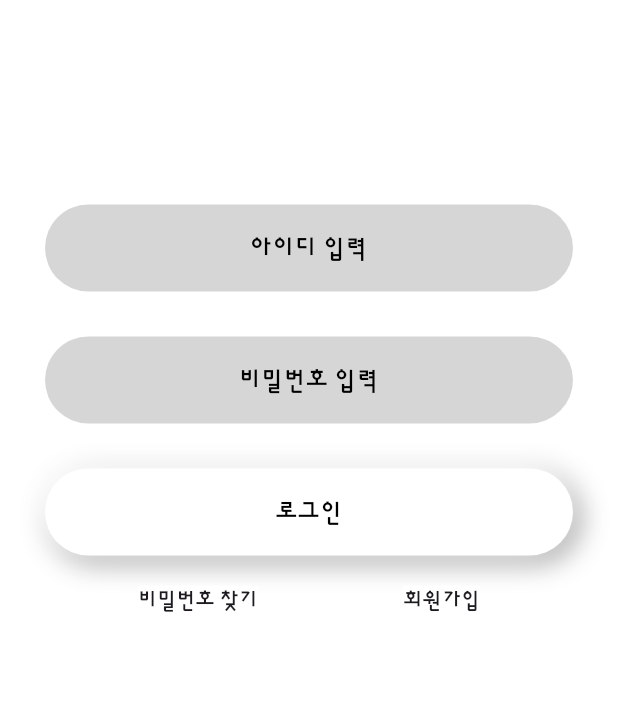
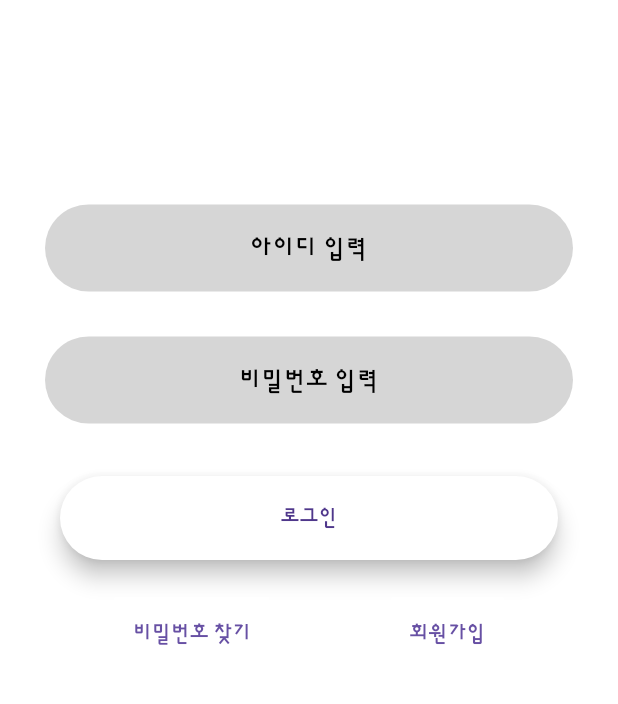
Before and after one commit to so3659/TongTong, a Flutter app: the screen it shows after launch, on a phone screen of 412 x 824 dp, the part 268-972 px from its top. Run offline on Flutter 3.47's test engine with Material 3 defaults, Android fonts, the phone set to English and light mode, and no system bars; our stand-ins replace animate_do.

Commit message:
Add button

```diff
--- a/lib/login.dart
+++ b/lib/login.dart
@@ -88,34 +88,16 @@ Widget _buildLogin() {
       FadeInUp(
         duration: const Duration(milliseconds: 1800),
         child: Container(
-          margin: const EdgeInsets.fromLTRB(30, 15, 30, 15),
-          padding: const EdgeInsets.all(5),
-          decoration: BoxDecoration(
-            color: Colors.white,
-            borderRadius: BorderRadius.circular(38.5),
-            boxShadow: const [
-              BoxShadow(
-                color: Colors.grey,
-                offset: Offset(4.0, 4.0),
-                blurRadius: 15.0,
-                spreadRadius: 1.0,
-              ),
-              BoxShadow(
-                color: Colors.white,
-                offset: Offset(-4.0, -4.0),
-                blurRadius: 15.0,
-                spreadRadius: 1.0,
-              ),
-            ],
-          ),
-          child: const TextField(
-            textAlign: TextAlign.center,
-            decoration: InputDecoration(
-                border: InputBorder.none,
-                hintText: "로그인",
-                hintStyle: TextStyle(color: Colors.black)),
-          ),
-        ),
+            margin: const EdgeInsets.fromLTRB(20, 0, 20, 0),
+            padding: const EdgeInsets.all(20),
+            width: 450,
+            child: FloatingActionButton(
+              backgroundColor: Colors.white,
+              onPressed: () {},
+              shape: RoundedRectangleBorder(
+                  borderRadius: BorderRadius.circular(100)),
+              child: const Text('로그인'),
+            )),
       ),
     ],
   );
@@ -132,8 +114,11 @@ Widget _buildRegister() {
             decoration: const BoxDecoration(
               color: Colors.white,
             ),
-            child: const Center(
-              child: Text('비밀번호 찾기'),
+            child: Center(
+              child: TextButton(
+                child: const Text('비밀번호 찾기'),
+                onPressed: () {},
+              ),
             )),
       ),
       FadeInUp(
@@ -143,8 +128,11 @@ Widget _buildRegister() {
           decoration: const BoxDecoration(
             color: Colors.white,
           ),
-          child: const Center(
-            child: Text('회원가입'),
+          child: Center(
+            child: TextButton(
+              child: const Text('회원가입'),
+              onPressed: () {},
+            ),
           ),
         ),
       ),
--- a/pubspec.yaml
+++ b/pubspec.yaml
@@ -31,7 +31,7 @@ dependencies:
   animate_do: ^3.0.2
   flutter:
     sdk: flutter
-
+  go_router: ^6.2.0
 
   # The following adds the Cupertino Icons font to your application.
   # Use with the CupertinoIcons class for iOS style icons.
```
Also changed, not shown: pubspec.lock.
